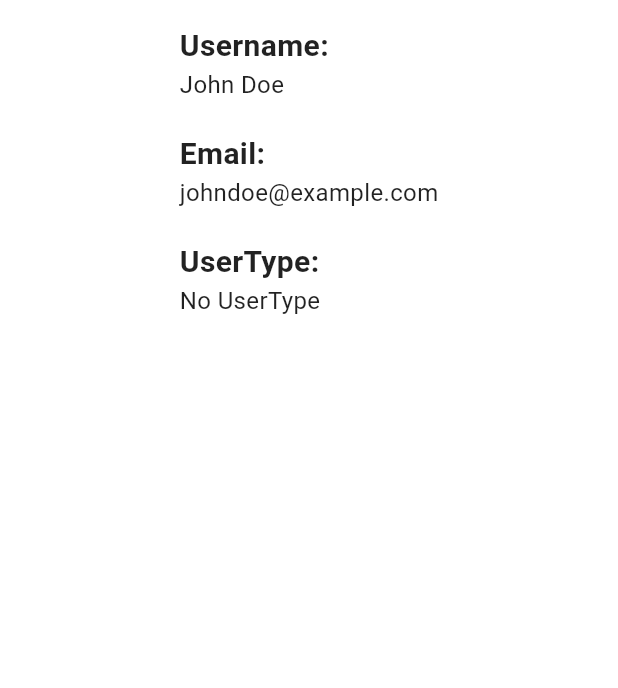
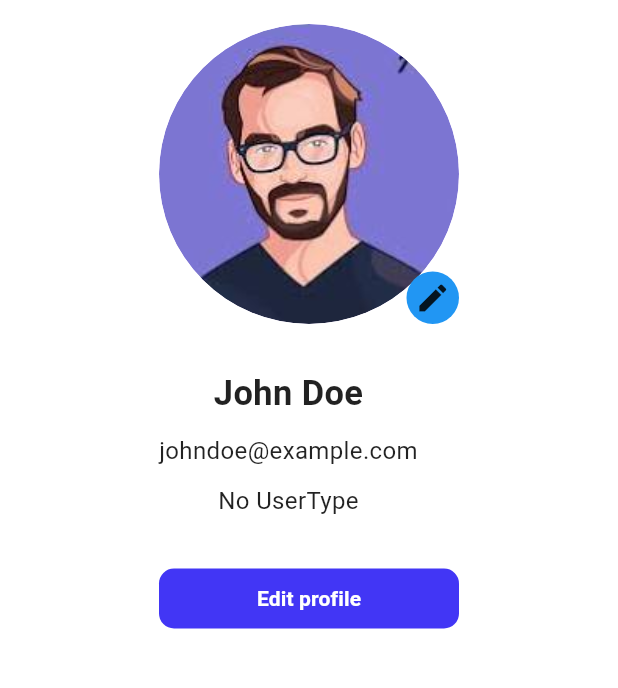
Before and after one commit to re-gis/midas_client, a Flutter app: the Profile screen opened by its route, on a phone screen of 412 x 824 dp, the part 84-772 px from its top. Run offline on Flutter 3.47's test engine with Material 3 defaults, Android fonts, the phone set to English and light mode, and no system bars; our stand-ins replace cloud_firestore, firebase_auth, firebase_core, flutter_spinkit, font_awesome_flutter, geocoding and 5 more; missing offline and left inert: flutter_polyline_points; accounts and stored records are empty.

Commit message:
profile and edit profile

```diff
--- a/lib/screens/profile.dart
+++ b/lib/screens/profile.dart
@@ -2,14 +2,14 @@
 
 import 'package:flutter/material.dart';
 import 'package:mijo/provider/user_provider.dart';
+import 'package:mijo/screens/UpdateProfileScreen.dart';
 import 'package:mijo/widgets/custom_side_drawer.dart';
 import 'package:mijo/models/user_model.dart' as user;
 import 'package:provider/provider.dart';
 
 class Profile extends StatelessWidget {
-  const Profile({ Key? key }) : super(key: key);
+  const Profile({Key? key}) : super(key: key);
   static const String route = '/profile';
-
 
   @override
   Widget build(BuildContext context) {
@@ -23,7 +23,8 @@ Widget build(BuildContext context) {
     return Scaffold(
       appBar: AppBar(
         title: const DefaultTextStyle(
-        style: TextStyle(color: Colors.black, fontSize: 30, fontStyle: FontStyle.normal),
+          style: TextStyle(
+              color: Colors.black, fontSize: 30, fontStyle: FontStyle.normal),
           child: Text("Profile"),
         ),
       ),
@@ -34,42 +35,70 @@ Widget build(BuildContext context) {
           child: Column(
             crossAxisAlignment: CrossAxisAlignment.start,
             children: [
-
-            Text(
-              'Username:',
-              style: TextStyle(
-                fontSize: 20,
-                fontWeight: FontWeight.bold,
+              Stack(children: [
+                SizedBox(
+                  width: 200,
+                  height: 200,
+                  child: ClipRRect(
+                    borderRadius: BorderRadius.circular(400),
+                    child: Container(
+                      child: CircleAvatar(
+                        radius: 60,
+                        backgroundImage: AssetImage(
+                            'images/avatar.jpeg'), // Use loggedUser's image
                       ),
                     ),
+                  ),
+                ),
+                Positioned(
+                  bottom: 0,
+                  right: 0,
+                  child: Container(
+                    width: 35,
+                    height: 35,
+                    decoration: BoxDecoration(
+                      color: Colors
+                          .blue, // Set the background color for the container
+                      borderRadius: BorderRadius.circular(100),
+                    ),
+                    child: Icon(Icons.edit),
+                  ),
+                )
+              ]),
+              const SizedBox(height: 30),
+
+              // Text(
+              //   'Username:',
+              //   textAlign: TextAlign.center,
+              //   style: TextStyle(
+              //     fontSize: 20,
+              //     fontWeight: FontWeight.bold,
+              //   ),
+              // ),
+              Column(
+                children: [
                   Text(
                     loggedUser?.username ?? "John Doe",
                     style: TextStyle(
-                fontSize: 16,
+                      fontSize: 23,
+                      fontWeight: FontWeight.bold
                     ),
                   ),
-            SizedBox(height: 20),
-            Text(
-              'Email:',
-              style: TextStyle(
-                fontSize: 20,
-                fontWeight: FontWeight.bold,
-              ),
-            ),
+                  SizedBox(height: 10),
                   Text(
                     loggedUser?.email ?? 'johndoe@example.com',
                     style: TextStyle(
                       fontSize: 16,
                     ),
                   ),
-            SizedBox(height: 20),
-            Text(
-              'UserType:',
-              style: TextStyle(
-                fontSize: 20,
-                fontWeight: FontWeight.bold,
-              ),
-            ),
+                  SizedBox(height: 10),
+                  // Text(
+                  //   'UserType:',
+                  //   style: TextStyle(
+                  //     fontSize: 20,
+                  //     fontWeight: FontWeight.bold,
+                  //   ),
+                  // ),
                   Text(
                     loggedUser?.userType ?? 'No UserType',
                     style: TextStyle(
@@ -78,9 +107,46 @@ Widget build(BuildContext context) {
                   ),
                 ],
               ),
+              SizedBox(height: 10),
+              // Text(
+              //   'Email:',
+              //   style: TextStyle(
+              //     fontSize: 20,
+              //     fontWeight: FontWeight.bold,
+              //   ),
+              // ),
+
+              const SizedBox(height: 20),
+
+              SizedBox(
+                width: 200,
+                child: ElevatedButton(
+                  onPressed: () {
+                    Navigator.push(
+                      context,
+                      MaterialPageRoute(
+                          builder: (context) => UpdateProfileScreen()),
+                    );
+                  },
+                  style: ElevatedButton.styleFrom(
+                    backgroundColor: Color.fromARGB(255, 66, 54, 245),
+                    shape: RoundedRectangleBorder(
+                      borderRadius: BorderRadius.circular(10),
+                    ),
+                  ),
+                  child: const Text(
+                    "Edit profile",
+                    style: TextStyle(
+                      fontWeight: FontWeight.w600,
+                      color: Colors.white,
+                    ),
+                  ),
+                ),
+              ),
+            ],
+          ),
         ),
       ),
     );
   }
-
 }
```
Also changed, not shown: lib/screens/UpdateProfileScreen.dart (added, +74 -0 lines), images/avatar.jpeg (added). Lines whose indentation alone changed are shown as unchanged.
